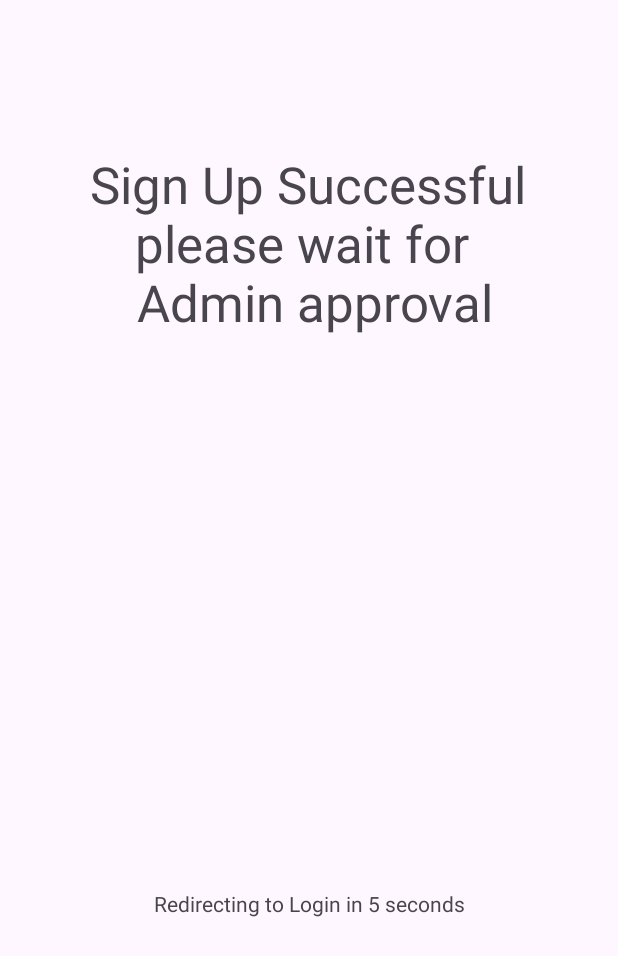
After one commit to ThorisoG/Mvula-Trust-Application, an Android app: the RegistrationSuccessWindow screen opened directly, with no data from a screen before it, on a phone screen of 412 x 824 dp. The commit adds this screen. Shown: the top 956 px of the screen. Run offline under Robolectric (Android 15) with nearby library versions, the phone set to English and light mode, and no system bars.

Commit message:
Added some minor pages for the app they will be used later..but they not important as of yet but in the future

```diff
--- /dev/null
+++ b/app/src/main/java/com/example/mvulatrustmobileapp/RegistrationSuccessWindow.kt
@@ -0,0 +1,24 @@
+package com.example.mvulatrustmobileapp
+
+import android.content.Intent
+import androidx.appcompat.app.AppCompatActivity
+import android.os.Bundle
+import android.os.Handler
+
+class RegistrationSuccessWindow : AppCompatActivity() {
+    //Code has yet to be implemented on this //
+    private val Registrationtimeoout: Long = 5000 // 5 seconds
+    override fun onCreate(savedInstanceState: Bundle?) {
+        super.onCreate(savedInstanceState)
+        setContentView(R.layout.activity_registration_success_window)
+
+        // Handler to navigate to the next activity after the splashTimeOut
+        Handler().postDelayed({
+            //the Login page is the intent where you want to go//
+            val intent = Intent(this,
+                LoginPage::class.java)
+            startActivity(intent)
+            finish()
+        }, Registrationtimeoout)
+    }
+}
--- /dev/null
+++ b/app/src/main/res/layout/activity_registration_success_window.xml
@@ -0,0 +1,41 @@
+<?xml version="1.0" encoding="utf-8"?>
+<androidx.constraintlayout.widget.ConstraintLayout xmlns:android="http://schemas.android.com/apk/res/android"
+    xmlns:app="http://schemas.android.com/apk/res-auto"
+    xmlns:tools="http://schemas.android.com/tools"
+    android:layout_width="match_parent"
+    android:layout_height="match_parent"
+    tools:context=".RegistrationSuccessWindow">
+
+    <TextView
+        android:id="@+id/textView11"
+        android:layout_width="352dp"
+        android:layout_height="129dp"
+        android:layout_marginTop="100dp"
+        android:text="Sign Up Successful please wait for \n Admin approval"
+        android:textAlignment="center"
+        android:textSize="34sp"
+        app:layout_constraintEnd_toEndOf="parent"
+        app:layout_constraintHorizontal_bias="0.491"
+        app:layout_constraintStart_toStartOf="parent"
+        app:layout_constraintTop_toTopOf="parent" />
+
+    <ImageView
+        android:id="@+id/imageView9"
+        android:layout_width="357dp"
+        android:layout_height="271dp"
+        android:layout_marginTop="56dp"
+        app:layout_constraintEnd_toEndOf="parent"
+        app:layout_constraintStart_toStartOf="parent"
+        app:layout_constraintTop_toBottomOf="@+id/textView11"
+        tools:srcCompat="@tools:sample/avatars" />
+
+    <TextView
+        android:id="@+id/textView12"
+        android:layout_width="wrap_content"
+        android:layout_height="wrap_content"
+        android:layout_marginTop="36dp"
+        android:text="Redirecting to Login in 5 seconds"
+        app:layout_constraintEnd_toEndOf="parent"
+        app:layout_constraintStart_toStartOf="parent"
+        app:layout_constraintTop_toBottomOf="@+id/imageView9" />
+</androidx.constraintlayout.widget.ConstraintLayout>
```
Also changed, not shown: app/src/main/AndroidManifest.xml (+8 -3 lines), app/src/main/java/com/example/mvulatrustmobileapp/AdminSplashScreen.kt (added, +24 -0 lines), app/src/main/res/layout/activity_admin_splash_screen.xml (added, +44 -0 lines), app/src/main/res/layout/activity_login_page.xml (+5 -5 lines), app/src/main/res/drawable/admin.png (added), app/src/main/res/drawable/success.png (added).
